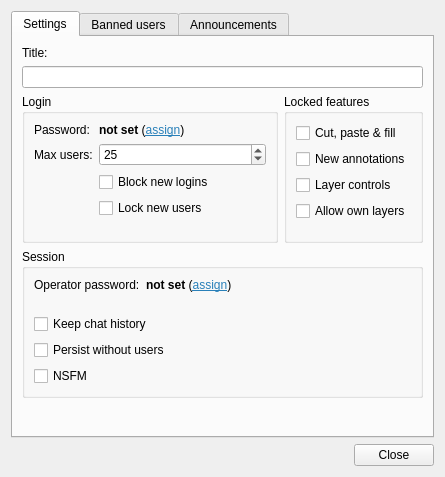
drawpile/Drawpile, file src/desktop/ui/sessionsettings.ui: the form before one commit.
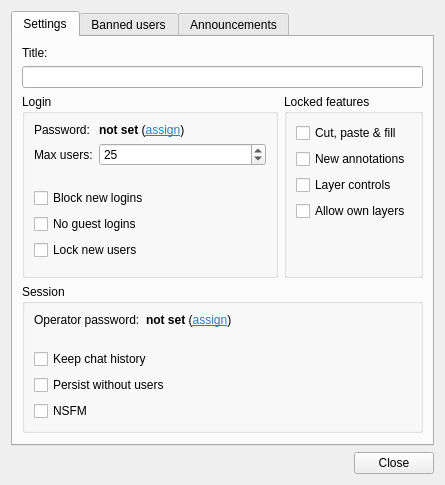
The form after the commit. Icons and pictures are not drawn.

Commit message:
Add option to allow only authenticated users to join
Issue #558

Patch:
```diff
--- a/src/desktop/ui/sessionsettings.ui
+++ b/src/desktop/ui/sessionsettings.ui
@@ -201,7 +201,7 @@
             </property>
            </widget>
           </item>
-          <item row="4" column="1">
+          <item row="6" column="1">
            <spacer name="verticalSpacer_4">
             <property name="orientation">
              <enum>Qt::Vertical</enum>
@@ -214,7 +214,30 @@
             </property>
            </spacer>
           </item>
-          <item row="3" column="1">
+          <item row="2" column="1">
+           <spacer name="verticalSpacer_5">
+            <property name="orientation">
+             <enum>Qt::Vertical</enum>
+            </property>
+            <property name="sizeType">
+             <enum>QSizePolicy::Fixed</enum>
+            </property>
+            <property name="sizeHint" stdset="0">
+             <size>
+              <width>20</width>
+              <height>10</height>
+             </size>
+            </property>
+           </spacer>
+          </item>
+          <item row="3" column="0" colspan="2">
+           <widget class="QCheckBox" name="denyJoins">
+            <property name="text">
+             <string>Block new logins</string>
+            </property>
+           </widget>
+          </item>
+          <item row="5" column="0" colspan="2">
            <widget class="QCheckBox" name="lockNewUsers">
             <property name="toolTip">
              <string>Prevent new users from drawing until explicitly unlocked by an operator</string>
@@ -224,10 +247,10 @@
             </property>
            </widget>
           </item>
-          <item row="2" column="1">
-           <widget class="QCheckBox" name="denyJoins">
+          <item row="4" column="0" colspan="2">
+           <widget class="QCheckBox" name="authOnly">
             <property name="text">
-             <string>Block new logins</string>
+             <string>No guest logins</string>
             </property>
            </widget>
           </item>
```
Left out of the diff: 9 changed lines with no effect on the pictures. The commit also changes 15 other files.
